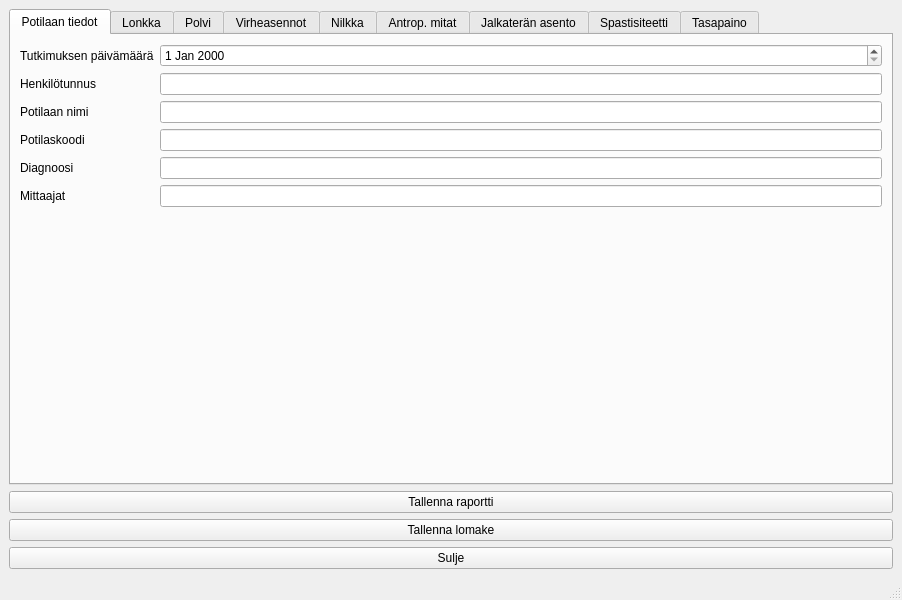
jjnurminen/liikelaaj, file tabbed_design.ui: the form before one commit.
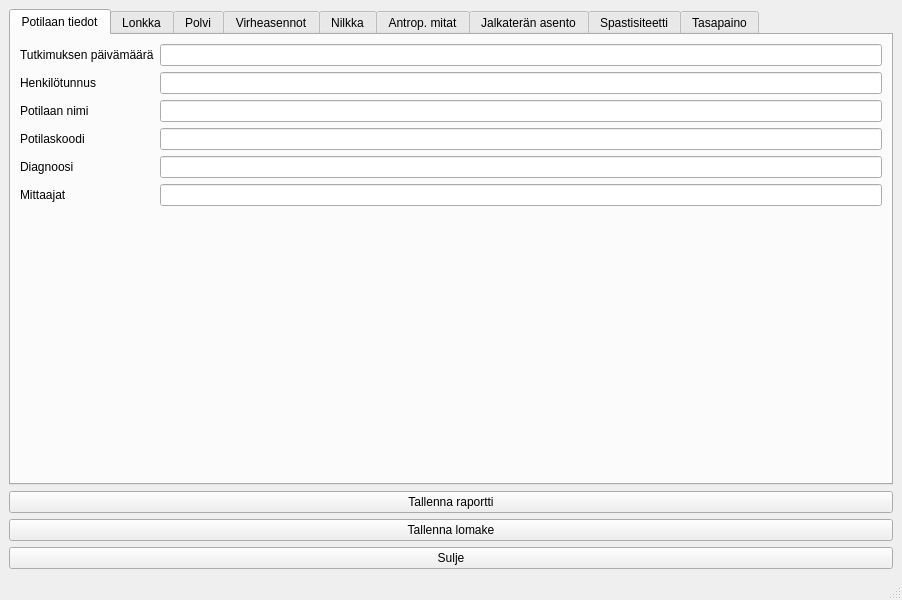
The form after the commit.

Commit message: report template into separate file

```diff
--- a/tabbed_design.ui
+++ b/tabbed_design.ui
@@ -40,7 +40,7 @@
             </property>
            </widget>
           </item>
-          <item row="5" column="0">
+          <item row="6" column="0">
            <widget class="QLabel" name="label_6">
             <property name="text">
              <string>Mittaajat</string>
@@ -87,11 +87,11 @@
           <item row="4" column="1">
            <widget class="QLineEdit" name="lineEdit"/>
           </item>
-          <item row="5" column="1">
-           <widget class="QLineEdit" name="lineEdit_6"/>
+          <item row="6" column="1">
+           <widget class="QLineEdit" name="lnPersonnel"/>
           </item>
           <item row="0" column="1">
-           <widget class="QDateEdit" name="dateEdit"/>
+           <widget class="QLineEdit" name="lnDate"/>
           </item>
          </layout>
         </item>
```
Left out of the diff: 16 changed lines with no effect on the pictures. The commit also changes 2 other files.
